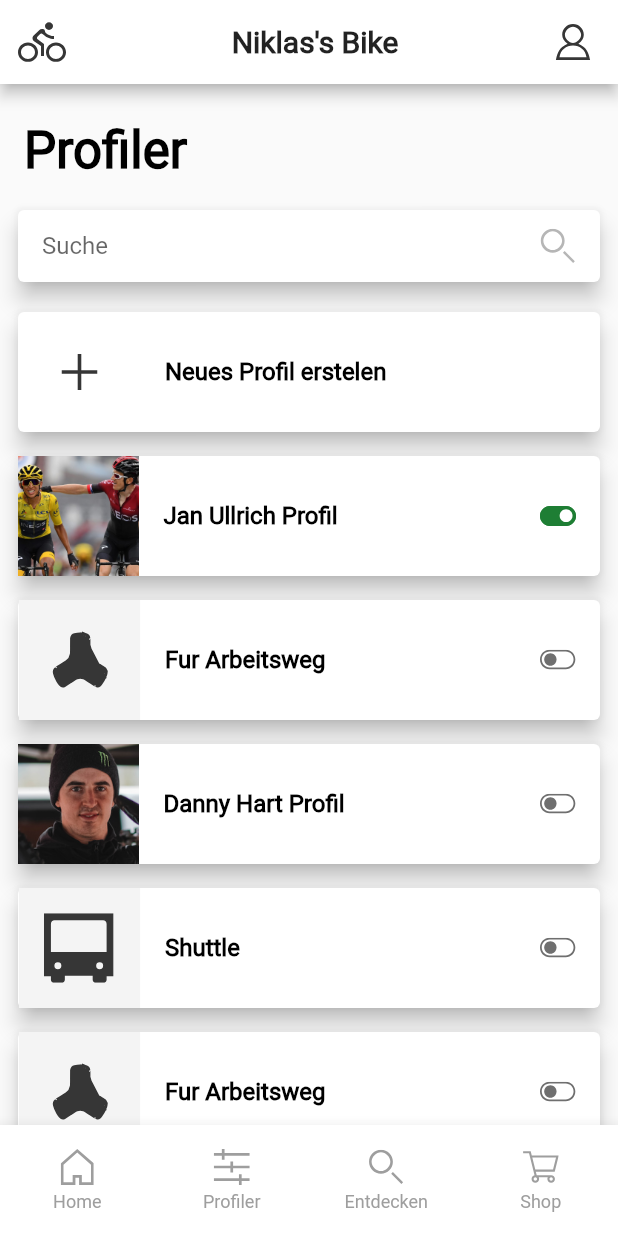
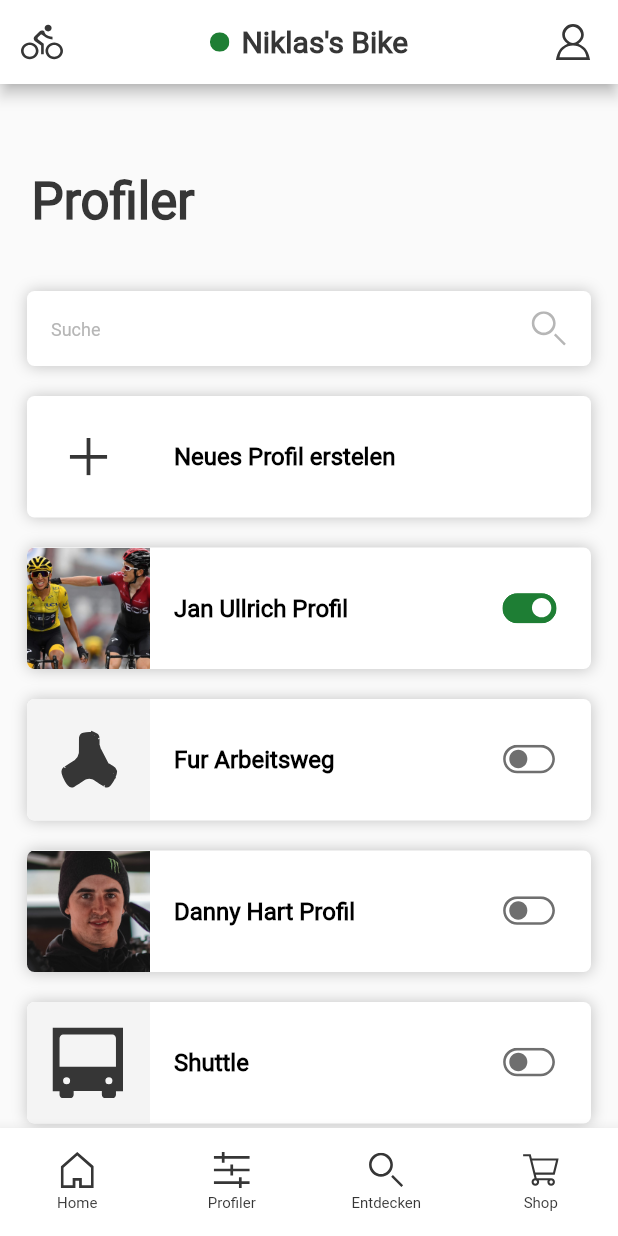
Before and after one commit to jitendrapurohit12/ui_task, a Flutter app: the screen it shows after launch, on a phone screen of 412 x 824 dp. Run offline on Flutter 3.47's test engine with Material 2 defaults, Android fonts, the phone set to English and light mode, and no system bars; our stand-ins replace flutter_svg.

Commit message:
fixed some paddings and shadows to match design

```diff
--- a/lib/constant/constant.dart
+++ b/lib/constant/constant.dart
@@ -1,4 +1,6 @@
 //Image Paths
+import 'package:flutter/material.dart';
+
 const add = 'assets/images/add.svg';
 const cart = 'assets/images/cart.svg';
 const enabledSwitch = 'assets/images/sw_enabled.svg';
@@ -15,3 +17,5 @@ const profiler = 'assets/images/profiler.svg';
 const search = 'assets/images/search.svg';
 const settings = 'assets/images/settings.svg';
 const bicycle = 'assets/images/bicycle.svg';
+
+const shadowColor = Color(0xFFC4C4C4);
--- a/lib/ui/common_widgets/search_bar.dart
+++ b/lib/ui/common_widgets/search_bar.dart
@@ -18,9 +18,21 @@ class _SearchBarState extends State<SearchBar> {
 
   @override
   Widget build(BuildContext context) {
-    return Card(
-      elevation: 6,
-      child: Container(
+    return Container(
+      height: 50,
+      decoration: BoxDecoration(
+        color: Colors.white,
+        borderRadius: BorderRadius.all(
+          Radius.circular(5.0),
+        ),
+        boxShadow: <BoxShadow>[
+          BoxShadow(
+              blurRadius: 8.0,
+              spreadRadius: 0.1,
+              offset: Offset(0.1, 0.2),
+              color: shadowColor),
+        ],
+      ),
       padding: EdgeInsets.symmetric(horizontal: 16),
       child: Row(
         children: <Widget>[
@@ -30,7 +42,7 @@ class _SearchBarState extends State<SearchBar> {
               decoration: InputDecoration(
                   border: InputBorder.none,
                   hintText: 'Suche',
-                ),
+                  hintStyle: TextStyle(color: Color(0xFFB6B6B6), fontSize: 12)),
             ),
           ),
           SvgPicture.asset(
@@ -40,7 +52,6 @@ class _SearchBarState extends State<SearchBar> {
           )
         ],
       ),
-      ),
     );
   }
 }
--- a/lib/ui/common_widgets/single_card_unit.dart
+++ b/lib/ui/common_widgets/single_card_unit.dart
@@ -1,5 +1,6 @@
 import 'package:flutter/material.dart';
 import 'package:flutter_svg/svg.dart';
+import 'package:ui_task/constant/constant.dart';
 import 'package:ui_task/model/single_card_model.dart';
 
 class SingleCardUnit extends StatelessWidget {
@@ -9,35 +10,55 @@ class SingleCardUnit extends StatelessWidget {
   @override
   Widget build(BuildContext context) {
     return Container(
-      padding: EdgeInsets.symmetric(vertical: 4),
-      child: Card(
-        elevation: 6,
-        child: Container(
-          height: 80,
+      margin: EdgeInsets.symmetric(vertical: 10),
+      height: 81,
+      decoration: BoxDecoration(
+        color: Colors.white,
+        borderRadius: BorderRadius.all(
+          Radius.circular(5.0),
+        ),
+        boxShadow: <BoxShadow>[
+          BoxShadow(
+              blurRadius: 8.0,
+              spreadRadius: 0.1,
+              offset: Offset(0.1, 0.2),
+              color: shadowColor),
+        ],
+      ),
       child: Row(
         children: <Widget>[
           Padding(
             padding: EdgeInsets.all(model.includePadding ? 28.0 : 0.0),
             child: model.isPng
-                    ? Image.asset(model.leadingPath)
-                    : SvgPicture.asset(model.leadingPath),
+                ? ClipRRect(
+                    borderRadius: BorderRadius.only(
+                        topLeft: Radius.circular(5),
+                        bottomLeft: Radius.circular(5)),
+                    child: Image.asset(model.leadingPath),
+                  )
+                : ClipRRect(
+                    borderRadius: BorderRadius.only(
+                      topLeft: Radius.circular(5),
+                      bottomLeft: Radius.circular(5),
+                    ),
+                    child: SvgPicture.asset(model.leadingPath)),
           ),
           SizedBox(
             width: 16,
           ),
           Text(model.title,
-                  style: Theme.of(context).textTheme.subhead.copyWith(
-                      color: Colors.black, fontWeight: FontWeight.bold)),
+              style: Theme.of(context)
+                  .textTheme
+                  .subhead
+                  .copyWith(color: Colors.black, fontWeight: FontWeight.bold)),
           Spacer(),
           model.showSwitch
-                  ? SvgPicture.asset(model.trailingPath, height: 24, width: 24)
+              ? SvgPicture.asset(model.trailingPath, height: 20, width: 36)
               : Container(),
           SizedBox(
-                width: 16,
+            width: 23,
           )
         ],
-          ),
-        ),
       ),
     );
   }
--- a/lib/ui/screens/screen_home.dart
+++ b/lib/ui/screens/screen_home.dart
@@ -26,7 +26,7 @@ class _ScreenHomeState extends State<ScreenHome> {
       appBar: AppBar(
         centerTitle: true,
         leading: Padding(
-          padding: const EdgeInsets.all(12.0),
+          padding: const EdgeInsets.symmetric(vertical: 16, horizontal: 14),
           child: SvgPicture.asset(
             bicycle,
           ),
@@ -34,18 +34,26 @@ class _ScreenHomeState extends State<ScreenHome> {
         title: Row(
           mainAxisSize: MainAxisSize.min,
           children: <Widget>[
+            SvgPicture.asset(
+              online,
+              height: 13,
+              width: 13,
+            ),
             SizedBox(
               width: 8,
             ),
             Text(
               'Niklas\'s Bike',
-              style: TextStyle(fontWeight: FontWeight.bold),
+              style: TextStyle(
+                  fontWeight: FontWeight.bold, color: Color(0xFF363636)),
             ),
           ],
         ),
         actions: <Widget>[
           SvgPicture.asset(
             profile,
+            width: 24,
+            height: 24,
           ),
           SizedBox(
             width: 18,
@@ -54,25 +62,25 @@ class _ScreenHomeState extends State<ScreenHome> {
       ),
       body: SingleChildScrollView(
         child: Padding(
-          padding: const EdgeInsets.all(8.0),
+          padding: const EdgeInsets.all(18.0),
           child: Column(
             crossAxisAlignment: CrossAxisAlignment.start,
             children: <Widget>[
               SizedBox(
-                height: 16,
+                height: 40,
               ),
               Padding(
-                padding: const EdgeInsets.only(left: 8.0),
+                padding: const EdgeInsets.only(left: 3.0),
                 child: Text('Profiler',
                     style: Theme.of(context).textTheme.display1.copyWith(
-                        color: Colors.black, fontWeight: FontWeight.bold)),
+                        color: Color(0xFF363636), fontWeight: FontWeight.bold)),
               ),
               SizedBox(
-                height: 16,
+                height: 40,
               ),
               SearchBar(),
               SizedBox(
-                height: 8,
+                height: 10,
               ),
               for (int i = 0; i < cardList.length; i++)
                 SingleCardUnit(
@@ -110,8 +118,8 @@ class _ScreenHomeState extends State<ScreenHome> {
                             width: 24,
                             height: 24,
                             color: bottomNavigationList[i].isSelected
-                                ? Colors.red
-                                : Colors.grey,
+                                ? Color(0xFFFF0A50)
+                                : Color(0xFF363636),
                           ),
                           SizedBox(
                             height: 4,
@@ -119,10 +127,11 @@ class _ScreenHomeState extends State<ScreenHome> {
                           Text(
                             bottomNavigationList[i].title,
                             style: TextStyle(
-                                fontSize: 12,
-                                color: bottomNavigationList[i].isSelected
-                                    ? Colors.red
-                                    : Colors.grey),
+                              fontSize: 10,
+                              color: bottomNavigationList[i].isSelected
+                                  ? Color(0xFFFF0A50)
+                                  : Color(0xFF363636),
+                            ),
                           ),
                         ],
                       ),
@@ -136,29 +145,3 @@ class _ScreenHomeState extends State<ScreenHome> {
     );
   }
 }
-
-// bottomNavigationBar: BottomNavigationBar(
-//         items: navigationList
-//             .map(
-//               (model) => BottomNavigationBarItem(
-//                 icon: SvgPicture.asset(
-//                   model.imagePath,
-//                   width: 24,
-//                   height: 24,
-//                   color: model.isSelected ? Colors.red : Colors.grey,
-//                 ),
-//                 title: Text(
-//                   model.title,
-//                   style: TextStyle(
-//                       color: model.isSelected ? Colors.red : Colors.grey),
-//                 ),
-//               ),
-//             )
-//             .toList(),
-//         onTap: (i) => setState(() {
-//           bottomNavigationList.forEach((model) => model.isSelected = false);
-//           bottomNavigationList[i].isSelected = true;
-//         }),
-//         showUnselectedLabels: true,
-//         iconSize: 24,
-//       )
```
Lines whose indentation alone changed are shown as unchanged.
